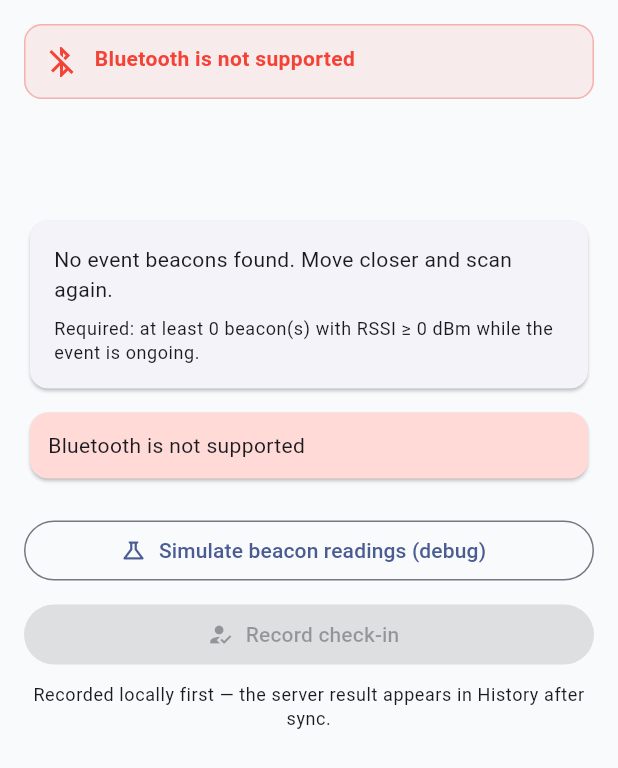
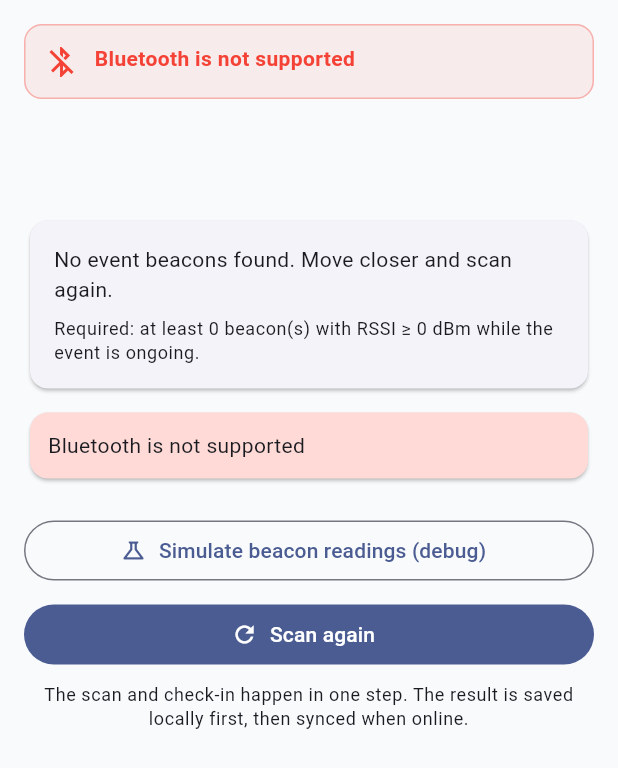
Before and after one commit to smartoryu/beacon-check-in, a Flutter app: the _CheckinBody widget shown alone on an empty page, opened directly with empty values, on a phone screen of 412 x 824 dp. Shown: the top 768 px of the screen. Run offline on Flutter 3.47's test engine with Material 3 defaults, Android fonts, the phone set to English and light mode, and no system bars; our stand-ins replace connectivity_plus, dio, flutter_riverpod, flutter_secure_storage, go_router, hive_ce_flutter and 1 more; missing offline and left inert: flutter_ble_central; accounts and stored records are empty; network calls fail.

Commit message:
feat(mobile): record check-in automatically after scan

```diff
--- a/apps/mobile/lib/features/user/checkin/application/checkin_controller.dart
+++ b/apps/mobile/lib/features/user/checkin/application/checkin_controller.dart
@@ -16,6 +16,7 @@ import '../../../../core/offline/sync_worker.dart';
 class CheckinScanState {
   const CheckinScanState({
     this.scanning = false,
+    this.recording = false,
     this.secondsLeft = 8,
     this.discovered = const [],
     this.error,
@@ -23,6 +24,7 @@ class CheckinScanState {
   });
 
   final bool scanning;
+  final bool recording;
   final int secondsLeft;
   final List<DiscoveredBeacon> discovered;
   final String? error;
@@ -30,6 +32,7 @@ class CheckinScanState {
 
   CheckinScanState copyWith({
     bool? scanning,
+    bool? recording,
     int? secondsLeft,
     List<DiscoveredBeacon>? discovered,
     String? error,
@@ -37,6 +40,7 @@ class CheckinScanState {
     bool clearError = false,
   }) => CheckinScanState(
     scanning: scanning ?? this.scanning,
+    recording: recording ?? this.recording,
     secondsLeft: secondsLeft ?? this.secondsLeft,
     discovered: discovered ?? this.discovered,
     error: clearError ? null : (error ?? this.error),
@@ -79,6 +83,7 @@ class CheckinController extends ChangeNotifier {
     await _scanService.init();
     await _scanService.stop();
     _discovered.clear();
+    _simulated.clear();
     _seconds = 8;
     _state = const CheckinScanState(scanning: true);
     notifyListeners();
@@ -162,6 +167,16 @@ class CheckinController extends ChangeNotifier {
     await _scanService.stop();
     _state = _state.copyWith(scanning: false, secondsLeft: 0);
     _publish();
+    if (_state.discovered.isNotEmpty) {
+      // One-action flow: the user starts the check-in once, and the app records
+      // the result automatically after the scan window closes.
+      try {
+        await record();
+      } catch (error) {
+        _state = _state.copyWith(recording: false, error: error.toString());
+        notifyListeners();
+      }
+    }
   }
 
   Future<void> retry() => start();
@@ -186,6 +201,9 @@ class CheckinController extends ChangeNotifier {
       );
     }
     _publish();
+    if (_simulated.isNotEmpty) {
+      unawaited(record());
+    }
   }
 
   void _publish() {
@@ -203,6 +221,18 @@ class CheckinController extends ChangeNotifier {
       );
 
   Future<QueuedCheckin> record() async {
+    _state = _state.copyWith(recording: true, clearError: true);
+    notifyListeners();
+    try {
+      return await _record();
+    } catch (error) {
+      _state = _state.copyWith(recording: false, error: error.toString());
+      notifyListeners();
+      rethrow;
+    }
+  }
+
+  Future<QueuedCheckin> _record() async {
     final all = {..._discovered, ..._simulated};
     final readings = <CheckinReadingInput>[];
     for (final beacon in event.beacons) {
@@ -243,7 +273,7 @@ class CheckinController extends ChangeNotifier {
       updatedAt: now,
     );
     await _queue.enqueue(item);
-    _state = _state.copyWith(recorded: item);
+    _state = _state.copyWith(recorded: item, recording: false);
     notifyListeners();
     unawaited(_syncWorker.syncNow());
     return item;
--- a/apps/mobile/lib/features/user/checkin/presentation/checkin_screen.dart
+++ b/apps/mobile/lib/features/user/checkin/presentation/checkin_screen.dart
@@ -43,7 +43,7 @@ class _CheckinBody extends ConsumerStatefulWidget {
 
 class _CheckinBodyState extends ConsumerState<_CheckinBody> {
   late final CheckinController _controller;
-  bool _recording = false;
+  String? _shownRecordedId;
 
   @override
   void initState() {
@@ -60,7 +60,15 @@ class _CheckinBodyState extends ConsumerState<_CheckinBody> {
   }
 
   void _refresh() {
-    if (mounted) setState(() {});
+    if (!mounted) return;
+    setState(() {});
+    final recorded = _controller.state.recorded;
+    if (recorded != null && recorded.clientCheckinId != _shownRecordedId) {
+      _shownRecordedId = recorded.clientCheckinId;
+      WidgetsBinding.instance.addPostFrameCallback((_) {
+        if (mounted) _showRecordedDialog();
+      });
+    }
   }
 
   @override
@@ -70,11 +78,7 @@ class _CheckinBodyState extends ConsumerState<_CheckinBody> {
     super.dispose();
   }
 
-  Future<void> _record() async {
-    setState(() => _recording = true);
-    try {
-      await _controller.record();
-      if (!mounted) return;
+  Future<void> _showRecordedDialog() async {
     await showDialog<void>(
       context: context,
       builder: (context) => AlertDialog(
@@ -100,20 +104,14 @@ class _CheckinBodyState extends ConsumerState<_CheckinBody> {
         ],
       ),
     );
-    } catch (error) {
-      if (mounted) {
-        ScaffoldMessenger.of(context)
-            .showSnackBar(SnackBar(content: Text(error.toString())));
-      }
-    } finally {
-      if (mounted) setState(() => _recording = false);
-    }
   }
 
   @override
   Widget build(BuildContext context) {
     final state = _controller.state;
     final hasReadings = state.discovered.isNotEmpty;
+    final canRetry =
+        !state.scanning && !state.recording && state.recorded == null;
     return RefreshIndicator(
       onRefresh: _controller.start,
       child: ListView(
@@ -144,10 +142,14 @@ class _CheckinBodyState extends ConsumerState<_CheckinBody> {
                     LinearProgressIndicator(value: state.secondsLeft / 8),
                     const SizedBox(height: 8),
                     Text('Scanning for event beacons… ${state.secondsLeft}s'),
+                  ] else if (state.recording) ...[
+                    const LinearProgressIndicator(),
+                    const SizedBox(height: 8),
+                    const Text('Scan complete. Recording your check-in…'),
                   ] else
                     Text(
                       hasReadings
-                          ? 'Scan complete. Review the beacons below and record your check-in.'
+                          ? 'Check-in recorded. It will sync automatically in the background.'
                           : 'No event beacons found. Move closer and scan again.',
                     ),
                   const SizedBox(height: 8),
@@ -194,23 +196,17 @@ class _CheckinBodyState extends ConsumerState<_CheckinBody> {
               icon: const Icon(Icons.science_outlined),
               label: const Text('Simulate beacon readings (debug)'),
             ),
+          if (canRetry) ...[
             const SizedBox(height: 8),
             FilledButton.icon(
-            onPressed: state.scanning || !hasReadings || _recording
-                ? null
-                : _record,
-            icon: _recording
-                ? const SizedBox(
-                    height: 18,
-                    width: 18,
-                    child: CircularProgressIndicator(strokeWidth: 2),
-                  )
-                : const Icon(Icons.how_to_reg),
-            label: Text(_recording ? 'Recording…' : 'Record check-in'),
+              onPressed: _controller.start,
+              icon: const Icon(Icons.refresh),
+              label: Text(hasReadings ? 'Try again' : 'Scan again'),
             ),
+          ],
           const SizedBox(height: 8),
           Text(
-            'Recorded locally first — the server result appears in History after sync.',
+            'The scan and check-in happen in one step. The result is saved locally first, then synced when online.',
             textAlign: TextAlign.center,
             style: Theme.of(context).textTheme.bodySmall,
           ),
```
Also changed, not shown: 1 other file. Lines whose indentation alone changed are shown as unchanged.
